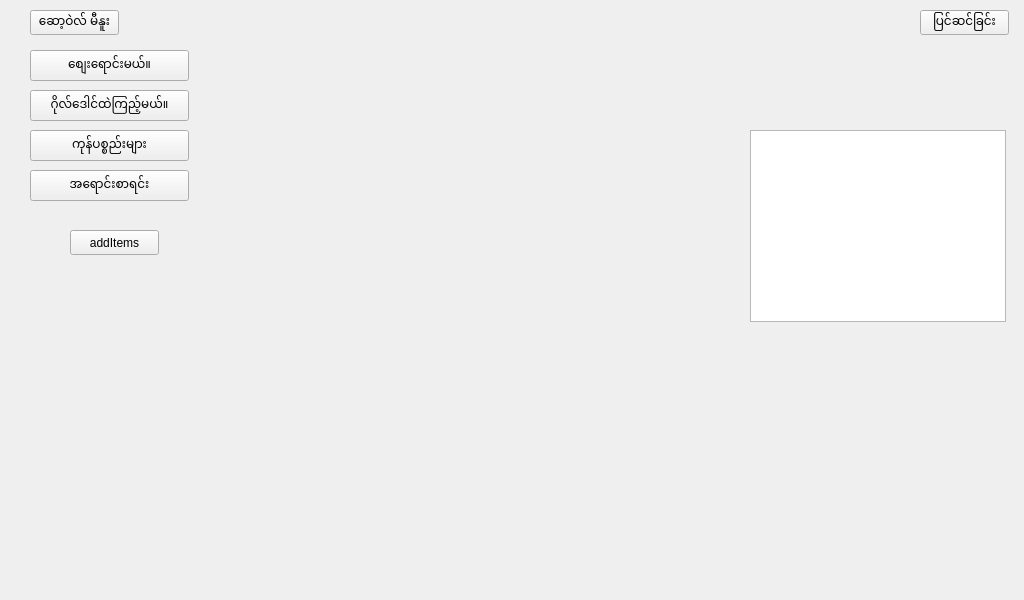
The window that mainwindow.ui (geommax/qt) describes before a commit, drawn with Qt 5.
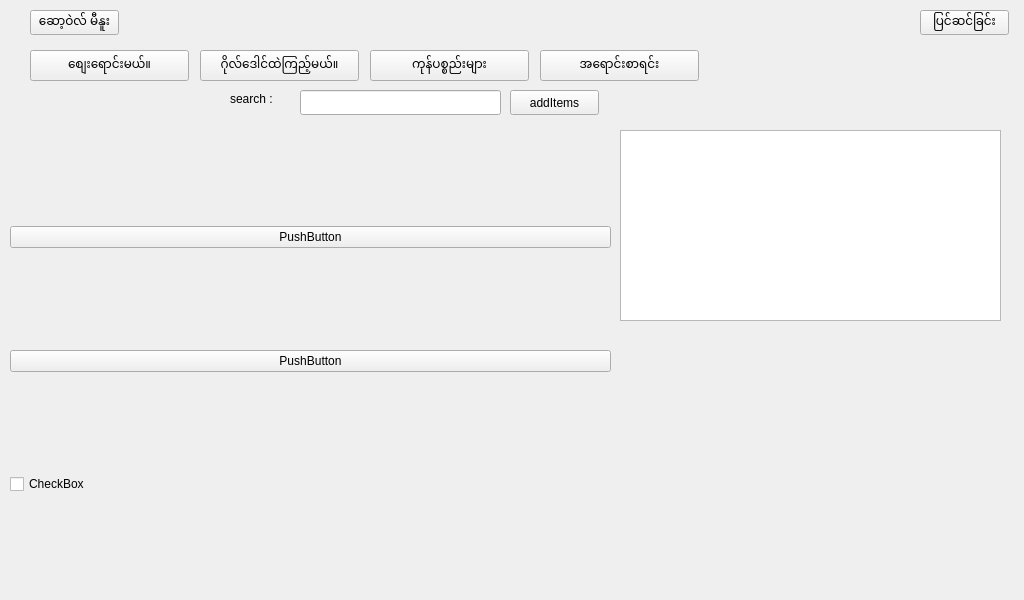
The same window after the commit.

Patch:
```diff
--- a/mainwindow.ui
+++ b/mainwindow.ui
@@ -61,8 +61,8 @@
    <widget class="QPushButton" name="inventoryBtn">
     <property name="geometry">
      <rect>
-      <x>30</x>
-      <y>90</y>
+      <x>200</x>
+      <y>50</y>
       <width>159</width>
       <height>31</height>
      </rect>
@@ -87,8 +87,8 @@
    <widget class="QPushButton" name="productsBtn">
     <property name="geometry">
      <rect>
-      <x>30</x>
-      <y>130</y>
+      <x>370</x>
+      <y>50</y>
       <width>159</width>
       <height>31</height>
      </rect>
@@ -100,8 +100,8 @@
    <widget class="QPushButton" name="saleReportBtn">
     <property name="geometry">
      <rect>
-      <x>30</x>
-      <y>170</y>
+      <x>540</x>
+      <y>50</y>
       <width>159</width>
       <height>31</height>
      </rect>
@@ -113,18 +113,18 @@
    <widget class="QListWidget" name="listWidget">
     <property name="geometry">
      <rect>
-      <x>750</x>
+      <x>620</x>
       <y>130</y>
-      <width>256</width>
-      <height>192</height>
+      <width>381</width>
+      <height>191</height>
      </rect>
     </property>
    </widget>
    <widget class="QPushButton" name="addItemBtn">
     <property name="geometry">
      <rect>
-      <x>70</x>
-      <y>230</y>
+      <x>510</x>
+      <y>90</y>
       <width>89</width>
       <height>25</height>
      </rect>
@@ -133,6 +133,62 @@
      <string>addItems</string>
     </property>
    </widget>
+   <widget class="QWidget" name="gridWidget" native="true">
+    <property name="geometry">
+     <rect>
+      <x>10</x>
+      <y>130</y>
+      <width>601</width>
+      <height>461</height>
+     </rect>
+    </property>
+    <layout class="QGridLayout" name="gridLayout">
+     <item row="0" column="0">
+      <widget class="QPushButton" name="pushButton">
+       <property name="text">
+        <string>PushButton</string>
+       </property>
+      </widget>
+     </item>
+     <item row="1" column="0">
+      <widget class="QPushButton" name="pushButton_2">
+       <property name="text">
+        <string>PushButton</string>
+       </property>
+      </widget>
+     </item>
+     <item row="2" column="0">
+      <widget class="QCheckBox" name="checkBox">
+       <property name="text">
+        <string>CheckBox</string>
+       </property>
+      </widget>
+     </item>
+    </layout>
+   </widget>
+   <widget class="QLabel" name="label">
+    <property name="geometry">
+     <rect>
+      <x>230</x>
+      <y>90</y>
+      <width>67</width>
+      <height>17</height>
+     </rect>
+    </property>
+    <property name="text">
+     <string>search :</string>
+    </property>
+   </widget>
+   <widget class="QLineEdit" name="lineEdit">
+    <property name="geometry">
+     <rect>
+      <x>300</x>
+      <y>90</y>
+      <width>201</width>
+      <height>25</height>
+     </rect>
+    </property>
+   </widget>
   </widget>
  </widget>
  <resources/>
```
